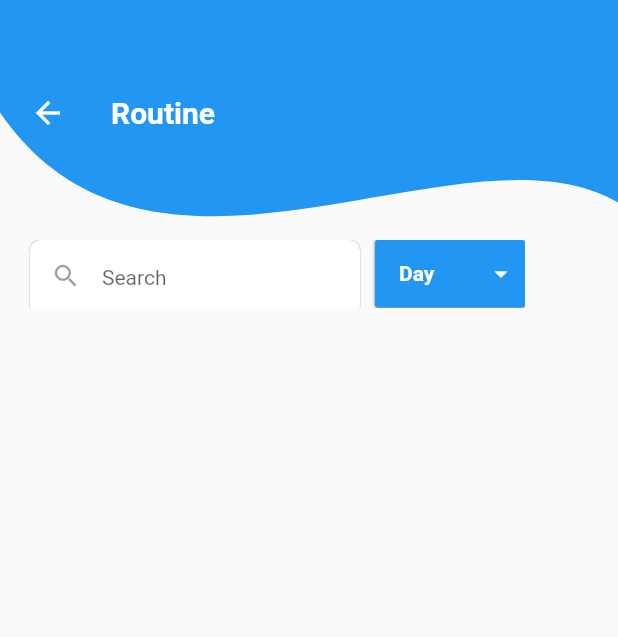
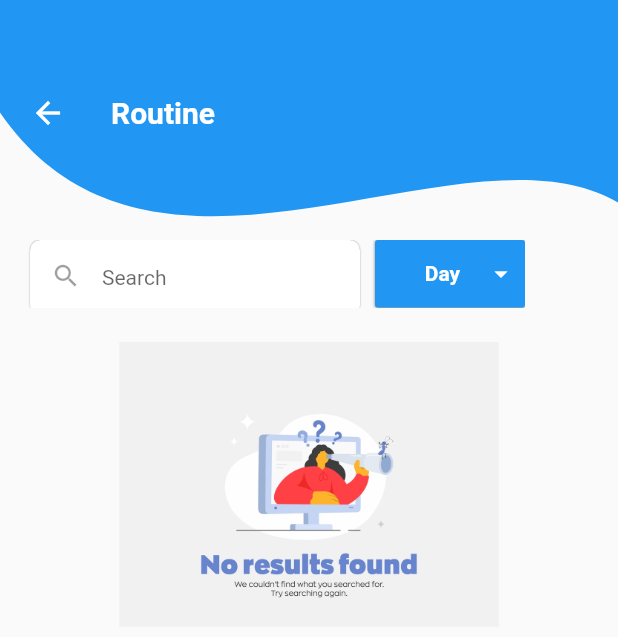
Before and after one commit to Wahid-Murad/Ekattor8, a Flutter app: the RoutinePage screen opened directly, on a phone screen of 412 x 824 dp. Shown: the top 637 px of the screen. Run offline on Flutter 3.47's test engine with Material 2 defaults, Android fonts, the phone set to English and light mode, and no system bars; drawn by our look-alikes of dropdown_button2; our stand-ins replace dotted_border, dotted_line, fluttertoast, google_fonts, shared_preferences; missing offline and left inert: splash_screen_view; accounts and stored records are empty; network calls fail.

Commit message:
first commit

```diff
--- a/lib/consts/drawer.dart
+++ b/lib/consts/drawer.dart
@@ -1,7 +1,9 @@
 import 'dart:convert';
 
 import 'package:ekattor_8/model/user_details_model.dart';
+import 'package:ekattor_8/screen/attendance.dart';
 import 'package:ekattor_8/screen/login.dart';
+import 'package:ekattor_8/screen/profile.dart';
 import 'package:ekattor_8/screen/routine.dart';
 import 'package:flutter/material.dart';
 import 'package:flutter/src/foundation/key.dart';
@@ -154,7 +156,7 @@ List <UserDetailsModel> userData=[];
             ),
             ListTile(
               onTap: (){
-
+                Navigator.of(context).push(MaterialPageRoute(builder: (context)=>ProfilePage()));
               },
              leading: Icon(Icons.cabin),
              title: Text("Student") ,
@@ -181,7 +183,7 @@ List <UserDetailsModel> userData=[];
             ),
             ListTile(
               onTap: (){
-
+                Navigator.of(context).push(MaterialPageRoute(builder: (context)=>AttendancePage()));
               },
              leading: Icon(Icons.person),
              title: Text("Attendance Report") ,
--- a/lib/consts/dropdown.dart
+++ b/lib/consts/dropdown2.dart
@@ -1,32 +1,30 @@
-import 'dart:convert';
-
 import 'package:dropdown_button2/dropdown_button2.dart';
-import 'package:ekattor_8/model/routine_model.dart';
 import 'package:flutter/material.dart';
 import 'package:flutter/src/widgets/container.dart';
 import 'package:flutter/src/widgets/framework.dart';
-import 'package:shared_preferences/shared_preferences.dart';
-import 'package:http/http.dart' as http;
 
-class AppDropDown extends StatefulWidget {
-  AppDropDown({super.key, this.selectText});
-
-  String? selectText;
-
+class DropDown2 extends StatefulWidget {
+  const DropDown2({super.key});
 
   @override
-  State<AppDropDown> createState() => _AppDropDownState();
+  State<DropDown2> createState() => _DropDown2State();
 }
 
-class _AppDropDownState extends State<AppDropDown> {
+class _DropDown2State extends State<DropDown2> {
   final List<String> items = [
-    'Saturday',
-    'Sunday',
-    'Monday',
-    'Tuesday',
-    'Wednesday',
-    'Thrusday',
-    'Friday',
+    'Month',
+    'January,2023',
+    'February,2023',
+    'March,2023',
+    'April,2023',
+    'May,2023',
+    'June,2023',
+    'July,2023',
+    'Auguest,2023',
+    'September,2023',
+    'October,2023',
+    'November,2023',
+    'December,2023',
   ];
   String ? selectedValue;
 
@@ -42,11 +40,11 @@ class _AppDropDownState extends State<AppDropDown> {
             ),
             Expanded(
               child: Text(
-                "Day",
+                "Month",
                 style: TextStyle(
                   fontSize: 14,
                   fontWeight: FontWeight.bold,
-                  color: Colors.white,
+                  color: Colors.lightBlueAccent,
                 ),
                 overflow: TextOverflow.ellipsis,
               ),
@@ -77,13 +75,13 @@ class _AppDropDownState extends State<AppDropDown> {
           Icons.arrow_drop_down_outlined,
         ),
         iconSize: 20,
-        iconEnabledColor: Colors.white,
-        iconDisabledColor: Colors.white,
-        buttonHeight: 45,
-        buttonWidth: 100,
+        iconEnabledColor: Colors.blue,
+        iconDisabledColor: Colors.blue,
+        buttonHeight: 40,
+        buttonWidth: 160,
         buttonPadding: const EdgeInsets.only(left: 6, right: 6),
         buttonDecoration: BoxDecoration(
-          color: Colors.blue,
+          color: Colors.white,//
           borderRadius: BorderRadius.circular(2),
           boxShadow: const [
             BoxShadow(
@@ -97,7 +95,7 @@ class _AppDropDownState extends State<AppDropDown> {
         itemHeight: 40,
         itemPadding: const EdgeInsets.only(left: 14, right: 14),
         dropdownMaxHeight: 180,
-        dropdownWidth: 100,
+        dropdownWidth: 160,
         dropdownPadding: null,
         dropdownDecoration: BoxDecoration(
           borderRadius: BorderRadius.circular(2),
--- a/lib/screen/routine.dart
+++ b/lib/screen/routine.dart
@@ -1,7 +1,8 @@
+import 'dart:async';
 import 'dart:convert';
 import 'dart:ui';
 import 'package:dotted_line/dotted_line.dart';
-import 'package:ekattor_8/consts/dropdown.dart';
+import 'package:dropdown_button2/dropdown_button2.dart';
 import 'package:ekattor_8/model/routine_model.dart';
 import 'package:ekattor_8/topbar/topbar.dart';
 import 'package:flutter/material.dart';
@@ -21,6 +22,16 @@ class RoutinePage extends StatefulWidget {
 class _RoutinePageState extends State<RoutinePage> {
   var routine;
   SharedPreferences? sharedPreferences;
+    final List<String> items = [
+    'saturday',
+    'sunday',
+    'monday',
+    'tuesday',
+    'wednesday',
+    'thursday',
+    'friday',
+  ];
+  String ? selectedValue;
 
   List<RoutineModel> routineData = [];
   List<Routine> routineDataDemo = [];
@@ -54,7 +65,7 @@ class _RoutinePageState extends State<RoutinePage> {
       });
 
       for (var data in routine["routines"]) {
-        //for in loop
+        if(data["day"]==selectedValue){
         Routine routinedemo = Routine(
             id: data["id"],
             subjectId: data["subject_id"],
@@ -70,6 +81,7 @@ class _RoutinePageState extends State<RoutinePage> {
         }
       }
     }
+  }
 
 @override
   void initState() {
@@ -77,12 +89,16 @@ class _RoutinePageState extends State<RoutinePage> {
     super.initState();
   }
 
+
   @override
   Widget build(BuildContext context) {
     return Scaffold(
       body: Column(
         children: [
-          TopBar(),
+          TopBar(
+            title: "Routine",
+          ),
+
           Padding(
             padding: const EdgeInsets.only(top: 10, left: 10, right: 10),
             child: Row(
@@ -91,11 +107,95 @@ class _RoutinePageState extends State<RoutinePage> {
                   children: [
                     Padding(
                       padding: const EdgeInsets.only(left: 240),
-                      child: AppDropDown(),
+                      child: DropdownButtonHideUnderline(
+                child: DropdownButton2(
+                isExpanded: true,
+                hint: Row(
+                        children: const [
+                          SizedBox(
+                            width: 10,
                           ),
+                          Expanded(
+                            child: Center(
+                              child: Text(
+                "Day",
+                style: TextStyle(
+                  fontSize: 14,
+                  fontWeight: FontWeight.bold,
+                  color: Colors.white,
+                ),
+                overflow: TextOverflow.ellipsis,
+                              ),
+                            ),
+                          ),
+                        ],
+                ),
+                items: items
+                          .map((item) => DropdownMenuItem<String>(
+                  value: item,
+                  child: Center(
+                    child: Text(
+                      item,
+                      style: const TextStyle(
+                        fontSize: 12,
+                        fontWeight: FontWeight.bold,
+                        color: Colors.black87,
+                      ),
+                      overflow: TextOverflow.ellipsis,
+                    ),
+                  ),
+                ))
+                          .toList(),
+                value: selectedValue,
+                onChanged: (value) {
+                        setState(() {
+                          selectedValue = value as String;
+                          routineDataDemo.clear();
+                          routineData.clear();
+                        });
+                        fetchRoutine();
+                },
+                icon: const Icon(
+                        Icons.arrow_drop_down_outlined,
+                ),
+                iconSize: 20,
+                iconEnabledColor: Colors.white,
+                iconDisabledColor: Colors.white,
+                buttonHeight: 45,
+                buttonWidth: 100,
+                buttonPadding: const EdgeInsets.only(left: 6, right: 6),
+                buttonDecoration: BoxDecoration(
+                        color: Colors.blue,
+                        borderRadius: BorderRadius.circular(2),
+                        boxShadow: const [
+                          BoxShadow(
+                            color: Colors.black54,
+                            blurRadius: 1,
+                            offset: Offset(0, 0),
+                          ),
+                        ],
+                ),
+                buttonElevation: 2,
+                itemHeight: 40,
+                itemPadding: const EdgeInsets.only(left: 14, right: 14),
+                dropdownMaxHeight: 180,
+                dropdownWidth: 100,
+                dropdownPadding: null,
+                dropdownDecoration: BoxDecoration(
+                        borderRadius: BorderRadius.circular(2),
+                        color: Colors.white,
+                ),
+                dropdownElevation: 8,
+                scrollbarRadius: const Radius.circular(10),
+                scrollbarThickness: 6,
+                scrollbarAlwaysShow: true,
+                offset: const Offset(0, 0),
+                            ),
+                          ),
+                    ),
+
                     Positioned(
                       left: 10,
-                      child: SingleChildScrollView(
                       child: Container(
                         decoration: BoxDecoration(
                           color: Colors.white,
@@ -129,7 +229,6 @@ class _RoutinePageState extends State<RoutinePage> {
                         ),
                       ),
                     ),
-                    ),
                   ],
                 ),
               ],
@@ -138,8 +237,20 @@ class _RoutinePageState extends State<RoutinePage> {
           //Text(routineDataDemo.length.toString()),
           // Text("$widget.selectedValue"),
 
-            // (${widget.selectedValue}=={routineDataDemo['day']}) ?
-             SingleChildScrollView(
+             //"${user['name']}"
+
+              //(selectedValue=={routineDataDemo['day']}) ?
+              routineDataDemo.length!=0 ?
+            selectedDay(): Padding(
+              padding: const EdgeInsets.only(top: 23),
+              child: Image.asset('images/nodata.jpg',height: 190,),
+            ),
+        ],
+      ),
+    );
+  }
+  selectedDay(){
+    return SingleChildScrollView(
             child: Padding(
               padding: const EdgeInsets.only(top: 5),
               child: Container(
@@ -151,7 +262,10 @@ class _RoutinePageState extends State<RoutinePage> {
                        crossAxisCount: 2,
                       ),
                       itemBuilder: (BuildContext context, int index) {
-                return Padding(
+                     return Column(
+                       children: [
+                        //if(routineDataDemo[index].day==selectedValue)
+                         Padding(
                     padding: EdgeInsets.all(5),
                     child: Card(
                             semanticContainer: true,
@@ -162,7 +276,7 @@ class _RoutinePageState extends State<RoutinePage> {
                             child: Column(
                               crossAxisAlignment: CrossAxisAlignment.start,
                               children: [
-                              Image.asset('images/pic1.PNG',height: 75,width: double.infinity,),
+                                  Image.asset('images/user2.PNG',height: 75,width: double.infinity,),
                                   Padding(
                                         padding: const EdgeInsets.only(top: 6,),
                                         child: Center(
@@ -284,7 +398,7 @@ class _RoutinePageState extends State<RoutinePage> {
                                             width: 10,
                                           ),
                                           Text(
-                                        "${routineDataDemo[index].day}",
+                                            "${routineDataDemo[index].day}".replaceFirst(routineDataDemo[index].day![0], routineDataDemo[index].day![0].toUpperCase()),
                                             style: GoogleFonts.robotoSerif(),
                                           ),
                                         ],
@@ -292,15 +406,14 @@ class _RoutinePageState extends State<RoutinePage> {
                               ],
                             ),
                             ),
+                            ),
+                       ],
                      );
                       },
                     ),
               ),
             ),
-          ),
-          //:Container()
-        ],
-      ),
           );
   }
+
 }
--- a/lib/screen/splash_screen.dart
+++ b/lib/screen/splash_screen.dart
@@ -8,7 +8,7 @@ class SplashScreen extends StatelessWidget {
     Widget example1 = SplashScreenView(
       navigateRoute: LoginPage(),
       duration: 4000,
-      imageSize: 600,
+      imageSize: 500,
       imageSrc: "images/splash.png",
 
       //text: "Splash Screen",
@@ -22,7 +22,7 @@ class SplashScreen extends StatelessWidget {
       //   Colors.yellow,
       //   Colors.red,
       // ],
-      backgroundColor: Colors.white,
+      backgroundColor: Color(0XFF171833),
     );
 
     return MaterialApp(
--- a/lib/topbar/topbar.dart
+++ b/lib/topbar/topbar.dart
@@ -4,9 +4,15 @@ import 'package:flutter/src/widgets/container.dart';
 import 'package:flutter/src/widgets/framework.dart';
 import 'package:google_fonts/google_fonts.dart';
 
-class TopBar extends StatelessWidget {
-  const TopBar({super.key});
+class TopBar extends StatefulWidget {
+TopBar({super.key,this.title});
+   String ? title;
 
+  @override
+  State<TopBar> createState() => _TopBarState();
+}
+
+class _TopBarState extends State<TopBar> {
   @override
   Widget build(BuildContext context) {
     return ClipPath(
@@ -30,8 +36,9 @@ class TopBar extends StatelessWidget {
               alignment: Alignment.center,
               child: Padding(
                 padding: const EdgeInsets.only(left: 30),
-                child: Text("Routine",style: GoogleFonts.roboto(fontSize: 20,fontWeight: FontWeight.bold,color: Colors.white,
-                ),),
+                child: Text('${widget.title}',style: GoogleFonts.roboto(fontSize: 20,fontWeight: FontWeight.bold,color: Colors.white,
+                ),
+                ),
               )),
           ],
         ),
```
Also changed, not shown: lib/consts/dropdown3.dart (added, +105 -0 lines), lib/screen/attendance.dart (added, +328 -0 lines), lib/screen/profile.dart (+23 -21 lines), images/01splash.png (added), images/nodata.jpg (added), images/splash.png. Lines whose indentation alone changed are shown as unchanged.
